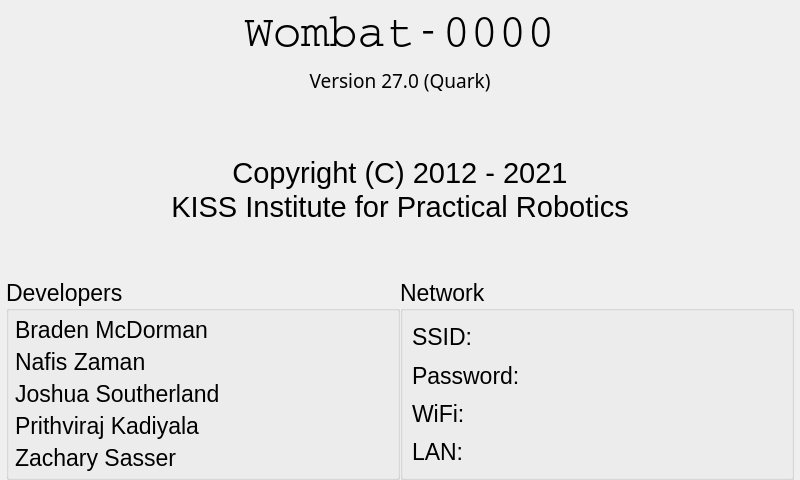
The window that ui/AboutWidget.ui (kipr/botui) describes before a commit, drawn with Qt 5.
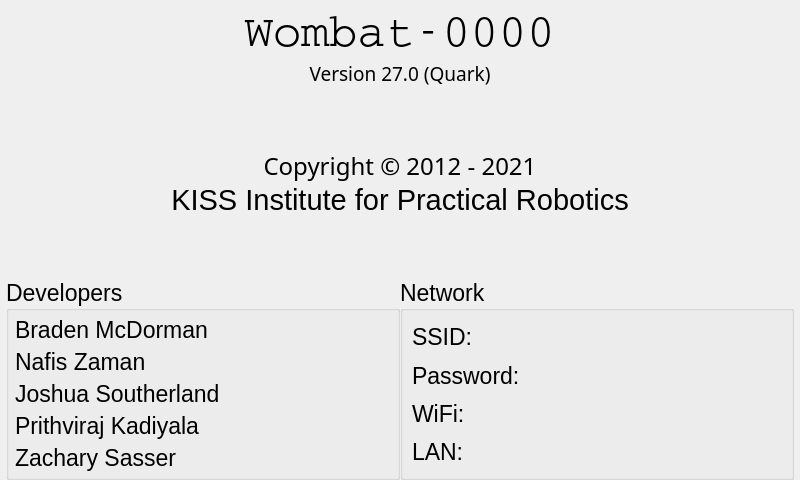
The same window after the commit.

Commit message: Adding Copyright, font changes

```diff
--- a/ui/AboutWidget.ui
+++ b/ui/AboutWidget.ui
@@ -85,12 +85,12 @@
      <property name="minimumSize">
       <size>
        <width>0</width>
-       <height>40</height>
+       <height>0</height>
       </size>
      </property>
      <property name="font">
       <font>
-       <family>Noto Sans</family>
+       <family>Sans</family>
        <pointsize>14</pointsize>
        <weight>9</weight>
        <italic>false</italic>
@@ -125,11 +125,12 @@
     <widget class="QLabel" name="label_5">
      <property name="font">
       <font>
-       <pointsize>22</pointsize>
+       <family>Sans</family>
+       <pointsize>18</pointsize>
       </font>
      </property>
      <property name="text">
-      <string>Copyright (C) 2012 - 2021</string>
+      <string>Copyright © 2012 - 2021</string>
      </property>
      <property name="alignment">
       <set>Qt::AlignCenter</set>
```
Left out of the diff: 4 changed lines with no effect on the pictures.
